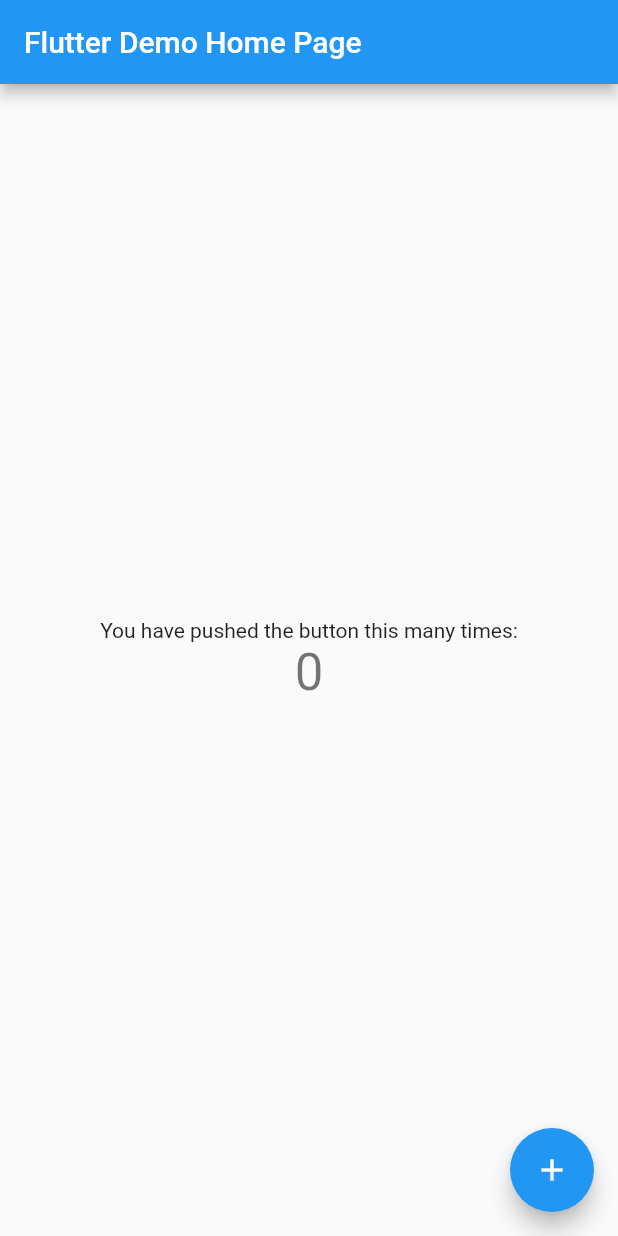
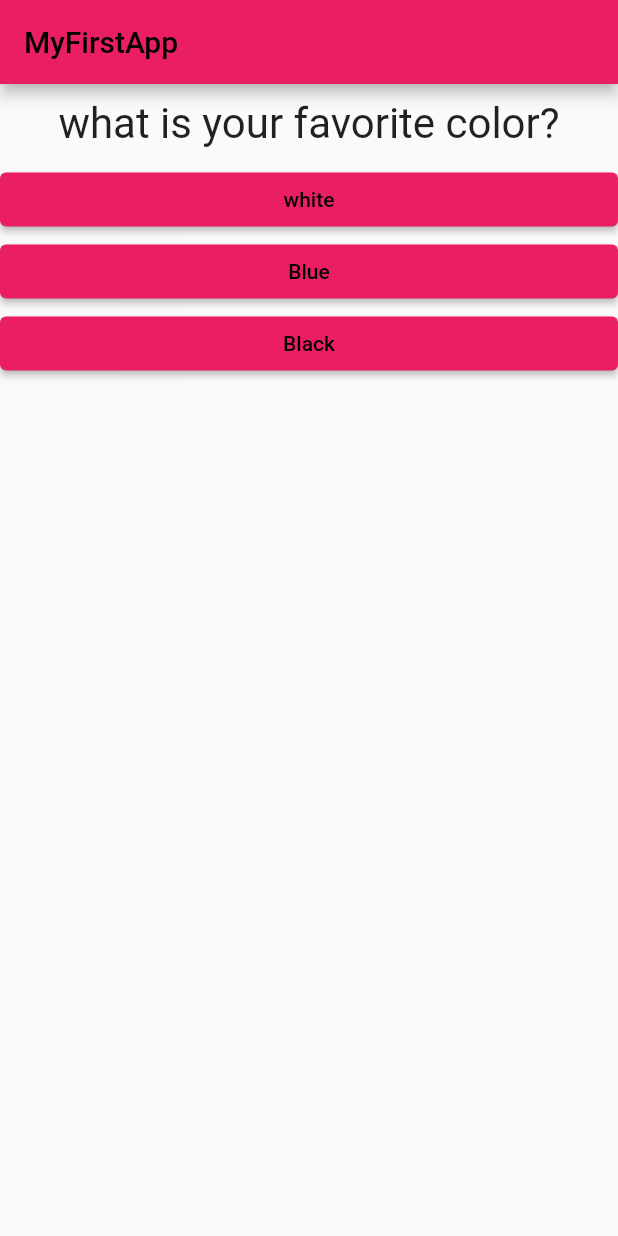
Before and after one commit to UltimateBlue/MobileApps, a Flutter app: the screen it shows after launch, on a phone screen of 412 x 824 dp. Run offline on Flutter 3.47's test engine with Material 2 defaults, Android fonts, the phone set to English and light mode, and no system bars.

Commit message:
my first app in flutter/dart

```diff
--- /dev/null
+++ b/first_app/lib/answerBtn.dart
@@ -0,0 +1,23 @@
+import 'package:flutter/cupertino.dart';
+
+import 'package:flutter/material.dart';
+
+class AnswerBtn extends StatelessWidget {
+  String _ans;
+  final VoidCallback _handler;
+  AnswerBtn(this._ans, this._handler);
+
+  @override
+  Widget build(BuildContext context) {
+    return Container(
+      width: double.infinity,
+      child: ElevatedButton(
+        child: Text(_ans),
+        onPressed: _handler,
+        style: ButtonStyle(
+            backgroundColor: MaterialStateProperty.all(Colors.pink),
+            foregroundColor: MaterialStateProperty.all(Colors.black)),
+      ),
+    );
+  }
+}
--- a/first_app/lib/main.dart
+++ b/first_app/lib/main.dart
@@ -1,115 +1,73 @@
 import 'package:flutter/material.dart';
 
+import './quiz.dart';
+import './result.dart';
+
 void main() {
-  runApp(const MyApp());
+  runApp(MyApp());
 }
 
-class MyApp extends StatelessWidget {
-  const MyApp({Key? key}) : super(key: key);
-
-  // This widget is the root of your application.
+class MyApp extends StatefulWidget {
   @override
-  Widget build(BuildContext context) {
-    return MaterialApp(
-      title: 'Flutter Demo',
-      theme: ThemeData(
-        // This is the theme of your application.
-        //
-        // Try running your application with "flutter run". You'll see the
-        // application has a blue toolbar. Then, without quitting the app, try
-        // changing the primarySwatch below to Colors.green and then invoke
-        // "hot reload" (press "r" in the console where you ran "flutter run",
-        // or simply save your changes to "hot reload" in a Flutter IDE).
-        // Notice that the counter didn't reset back to zero; the application
-        // is not restarted.
-        primarySwatch: Colors.blue,
-      ),
-      home: const MyHomePage(title: 'Flutter Demo Home Page'),
-    );
+  State<StatefulWidget> createState() {
+    return MyAppState();
   }
 }
 
-class MyHomePage extends StatefulWidget {
-  const MyHomePage({Key? key, required this.title}) : super(key: key);
+class MyAppState extends State<MyApp> {
+  var _questions = [
+    {
+      'question': 'what is your favorite color?',
+      'answers': ['white', 'Blue', 'Black'],
+      'scores': [1, 2, 3],
+    },
+    {
+      'question': 'what is your favorite animal?',
+      'answers': ['Cat', 'Dog', 'Elephent'],
+      'scores': [1, 2, 3],
+    },
+    {
+      'question': 'what is your favorite food?',
+      'answers': ['Pizza', 'Spagetti', 'Meat'],
+      'scores': [1, 2, 3],
+    },
+  ];
 
-  // This widget is the home page of your application. It is stateful, meaning
-  // that it has a State object (defined below) that contains fields that affect
-  // how it looks.
+  int _idx = 0;
+  int _finalScore = 0;
 
-  // This class is the configuration for the state. It holds the values (in this
-  // case the title) provided by the parent (in this case the App widget) and
-  // used by the build method of the State. Fields in a Widget subclass are
-  // always marked "final".
+  void _btnHandler(int score) {
+    _finalScore += score;
+    setState(() {
+      _idx++;
+    });
+  }
 
-  final String title;
-
-  @override
-  State<MyHomePage> createState() => _MyHomePageState();
-}
-
-class _MyHomePageState extends State<MyHomePage> {
-  int _counter = 0;
-
-  void _incrementCounter() {
+  void resetApp() {
     setState(() {
-      // This call to setState tells the Flutter framework that something has
-      // changed in this State, which causes it to rerun the build method below
-      // so that the display can reflect the updated values. If we changed
-      // _counter without calling setState(), then the build method would not be
-      // called again, and so nothing would appear to happen.
-      _counter++;
+      _idx = 0;
+      _finalScore = 0;
     });
   }
 
   @override
   Widget build(BuildContext context) {
-    // This method is rerun every time setState is called, for instance as done
-    // by the _incrementCounter method above.
-    //
-    // The Flutter framework has been optimized to make rerunning build methods
-    // fast, so that you can just rebuild anything that needs updating rather
-    // than having to individually change instances of widgets.
-    return Scaffold(
-      appBar: AppBar(
-        // Here we take the value from the MyHomePage object that was created by
-        // the App.build method, and use it to set our appbar title.
-        title: Text(widget.title),
+    return MaterialApp(
+      home: Scaffold(
+        appBar: AppBar(
+          title: const Text('MyFirstApp'),
+          backgroundColor: Colors.pink,
+          foregroundColor: Colors.black,
+        ),
+        body: ((_idx < _questions.length)
+            ? QuizWidget(
+                _questions[_idx]['question'] as String,
+                _questions[_idx]['answers'] as List<String>,
+                _questions[_idx]['scores'] as List<int>,
+                _btnHandler,
+              )
+            : FinalResult(_finalScore, resetApp)),
       ),
-      body: Center(
-        // Center is a layout widget. It takes a single child and positions it
-        // in the middle of the parent.
-        child: Column(
-          // Column is also a layout widget. It takes a list of children and
-          // arranges them vertically. By default, it sizes itself to fit its
-          // children horizontally, and tries to be as tall as its parent.
-          //
-          // Invoke "debug painting" (press "p" in the console, choose the
-          // "Toggle Debug Paint" action from the Flutter Inspector in Android
-          // Studio, or the "Toggle Debug Paint" command in Visual Studio Code)
-          // to see the wireframe for each widget.
-          //
-          // Column has various properties to control how it sizes itself and
-          // how it positions its children. Here we use mainAxisAlignment to
-          // center the children vertically; the main axis here is the vertical
-          // axis because Columns are vertical (the cross axis would be
-          // horizontal).
-          mainAxisAlignment: MainAxisAlignment.center,
-          children: <Widget>[
-            const Text(
-              'You have pushed the button this many times:',
-            ),
-            Text(
-              '$_counter',
-              style: Theme.of(context).textTheme.headline4,
-            ),
-          ],
-        ),
-      ),
-      floatingActionButton: FloatingActionButton(
-        onPressed: _incrementCounter,
-        tooltip: 'Increment',
-        child: const Icon(Icons.add),
-      ), // This trailing comma makes auto-formatting nicer for build methods.
     );
   }
 }
--- /dev/null
+++ b/first_app/lib/question.dart
@@ -0,0 +1,21 @@
+import 'package:flutter/cupertino.dart';
+
+import 'package:flutter/material.dart';
+
+class QuestionTxt extends StatelessWidget {
+  final String _question;
+
+  QuestionTxt(this._question);
+
+  Widget build(BuildContext context) {
+    return Container(
+      child: Text(
+        _question,
+        style: TextStyle(fontSize: 28),
+        textAlign: TextAlign.center,
+      ),
+      width: double.infinity,
+      margin: EdgeInsets.all(10),
+    );
+  }
+}
--- /dev/null
+++ b/first_app/lib/quiz.dart
@@ -0,0 +1,27 @@
+import 'package:flutter/material.dart';
+
+import 'answerBtn.dart';
+import 'question.dart';
+
+class QuizWidget extends StatelessWidget {
+  final List<String> _btns;
+  final String _question;
+  final List<int> _scores;
+  final Function _btnHandler;
+
+  QuizWidget(this._question, this._btns, this._scores, this._btnHandler);
+  @override
+  Widget build(BuildContext context) {
+    return Container(
+        child: Column(
+      children: [
+        QuestionTxt(_question),
+        ...(_btns).asMap().entries.map((entry) {
+          int idx = entry.key;
+          String ans = entry.value;
+          return AnswerBtn(ans, () => _btnHandler(_scores[idx]));
+        }).toList()
+      ],
+    ));
+  }
+}
--- /dev/null
+++ b/first_app/lib/result.dart
@@ -0,0 +1,24 @@
+import 'package:flutter/material.dart';
+
+class FinalResult extends StatelessWidget {
+  final int _finalScore;
+  final VoidCallback resetApp;
+  FinalResult(this._finalScore, this.resetApp);
+
+  Widget build(BuildContext context) {
+    return Center(
+      child: Column(children: [
+        Text(
+          'You\'r score is ${_finalScore}!',
+          style: TextStyle(fontSize: 36, fontWeight: FontWeight.bold),
+        ),
+        TextButton(
+          child: Text('Reset Test'),
+          style: ButtonStyle(
+              foregroundColor: MaterialStateProperty.all(Colors.amber)),
+          onPressed: resetApp,
+        ),
+      ]),
+    );
+  }
+}
--- a/first_app/pubspec.yaml
+++ b/first_app/pubspec.yaml
@@ -3,7 +3,7 @@ description: A new Flutter project.
 
 # The following line prevents the package from being accidentally published to
 # pub.dev using `flutter pub publish`. This is preferred for private packages.
-publish_to: 'none' # Remove this line if you wish to publish to pub.dev
+publish_to: "none" # Remove this line if you wish to publish to pub.dev
 
 # The following defines the version and build number for your application.
 # A version number is three numbers separated by dots, like 1.2.43
@@ -30,7 +30,6 @@ dependencies:
   flutter:
     sdk: flutter
 
-
   # The following adds the Cupertino Icons font to your application.
   # Use with the CupertinoIcons class for iOS style icons.
   cupertino_icons: ^1.0.2
@@ -51,7 +50,6 @@ dev_dependencies:
 
 # The following section is specific to Flutter.
 flutter:
-
   # The following line ensures that the Material Icons font is
   # included with your application, so that you can use the icons in
   # the material Icons class.
```
